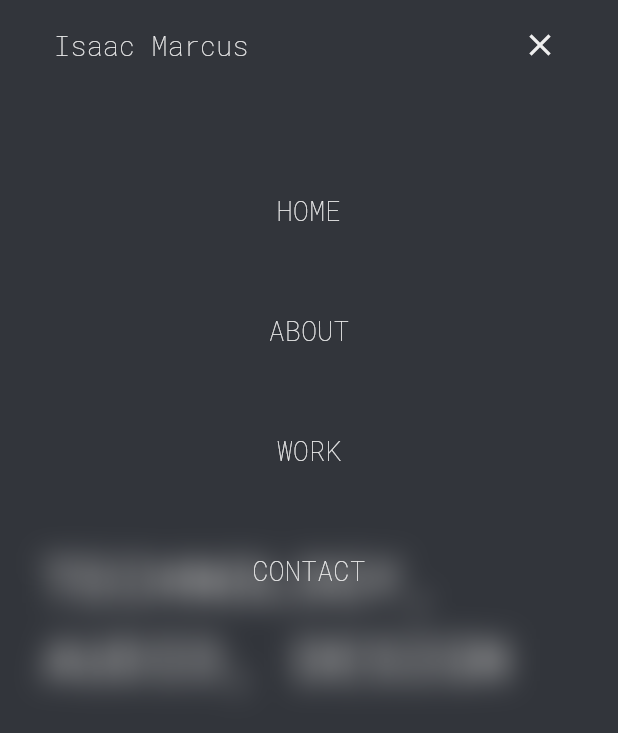
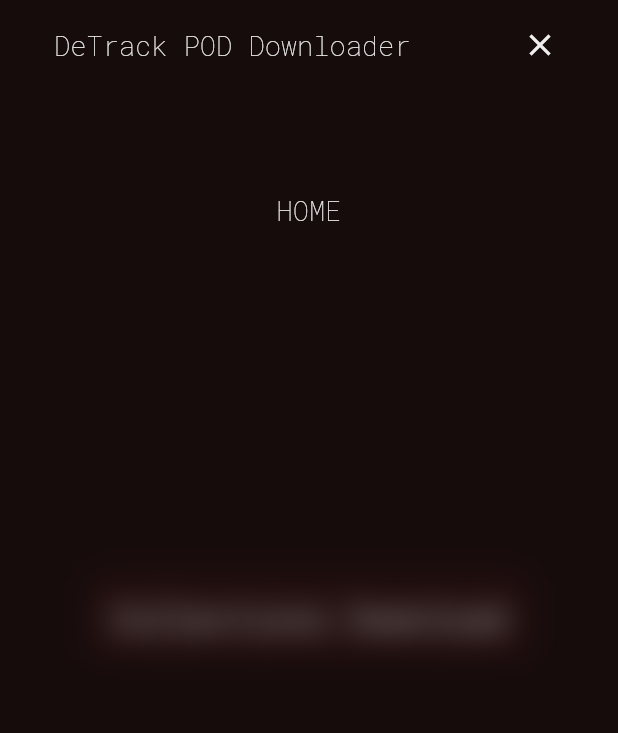
Before and after one commit to isaacmarcus/DeTrack-POD-App, a Flutter app: the screen it shows after launch, after a tap on the "menu" icon, on a phone screen of 412 x 824 dp. Shown: the top 733 px of the screen. Run offline on Flutter 3.47's test engine with Material 2 defaults, Android fonts, the phone set to English and light mode, and no system bars; our stand-ins replace animated_splash_screen, page_transition.

Commit message:
Setup Card and Landing Page

```diff
--- a/lib/constants.dart
+++ b/lib/constants.dart
@@ -3,7 +3,6 @@
 import 'Screens/about_page.dart';
 import 'Screens/contact_page.dart';
 import 'Screens/landing_page.dart';
-import 'Screens/splash_page.dart';
 import 'Screens/work_page.dart';
 
 const kScreenTitlePadding = EdgeInsets.all(15);
@@ -15,24 +14,27 @@
 const kAppBarHeightS = Size.fromHeight(60);
 const kSymPadLarge = EdgeInsets.symmetric(horizontal: 60);
 const kSymPadSmall = EdgeInsets.symmetric(horizontal: 28);
+const kCardPaddingL = EdgeInsets.all(16.0);
 
+const kAppName = "DeTrack POD Downloader";
+
+// Remember to add new menu titles here when a new page is created
 const kMenuTitles = [
   ['HOME', LandingPage.id],
-  ['ABOUT', AboutPage.id],
-  ['WORK', WorkPage.id],
-  ['CONTACT', ContactPage.id],
+  // ['ABOUT', AboutPage.id],
+  // ['WORK', WorkPage.id],
+  // ['CONTACT', ContactPage.id],
 ];
 
 ThemeData themeData = ThemeData(
   fontFamily: "RobotoMono",
-  canvasColor: Color(0xff393e46),
-  scaffoldBackgroundColor: Color(0xff393e46),
-  primaryColor: Color(0xff393e46),
-  primaryColorLight: Color(0xFFaad8d3),
-  accentColor: Color(0xFF00adb5),
+  canvasColor: Color(0xFF120303),
+  scaffoldBackgroundColor: Color(0xFF120303),
+  primaryColor: Color(0xFF120303),
+  primaryColorLight: Color(0xFF460C0C),
   errorColor: Color(0xFFFF6933),
   backgroundColor: Color(0xFFeeeeee),
-  cardColor: Colors.white,
+  cardColor: Color(0xFF230606),
   textTheme: TextTheme(
     headline1: TextStyle(
       color: Color(0xFFeeeeee),
@@ -44,10 +46,20 @@
       fontSize: 40,
       fontWeight: FontWeight.w500,
     ),
+    headline3: TextStyle(
+      color: Color(0xFFeeeeee),
+      fontSize: 22,
+      fontWeight: FontWeight.w400,
+    ),
     headline5: TextStyle(
       color: Color(0xFFeeeeee),
       fontSize: 18,
       fontWeight: FontWeight.w200,
+    ),
+  ),
+  colorScheme: ColorScheme.fromSwatch().copyWith(
+    secondary: Color(
+      0xFF00adb5,
     ),
   ),
 );
--- a/lib/main.dart
+++ b/lib/main.dart
@@ -22,9 +22,9 @@
       routes: {
         SplashPage.id: (context) => SplashPage(),
         LandingPage.id: (context) => LandingPage(),
-        WorkPage.id: (context) => WorkPage(),
-        AboutPage.id: (context) => AboutPage(),
-        ContactPage.id: (context) => ContactPage(),
+        // WorkPage.id: (context) => WorkPage(),
+        // AboutPage.id: (context) => AboutPage(),
+        // ContactPage.id: (context) => ContactPage(),
       },
     );
   }
--- a/lib/screens/landing_page.dart
+++ b/lib/screens/landing_page.dart
@@ -8,7 +8,7 @@
 /* --------------------------------------------------------------------------
 
 Page Title: Landing Page
-Widget Description: Landing Page to welcome visitors
+Widget Description: Landing Page for the app
 
 -----------------------------------------------------------------------------*/
 
@@ -27,6 +27,7 @@
   void initState() {
     super.initState();
 
+    // initialize animation controller for drawer slider
     _drawerSlideController = AnimationController(
       vsync: this,
       duration: const Duration(milliseconds: 150),
@@ -39,6 +40,7 @@
     super.dispose();
   }
 
+  // function to check on the menu drawer, only applies in mobile size
   bool _isDrawerClosed() {
     return _drawerSlideController.value == 0.0;
   }
@@ -48,7 +50,8 @@
     return Scaffold(
       appBar: PreferredSize(
         child: MasterAppBar(drawerSlideController: _drawerSlideController),
-        preferredSize: MediaQuery.of(context).size.width >= 725
+        preferredSize: MediaQuery.of(context).size.width >=
+                725 // checks screen size and applies formatting accordingly
             ? kAppBarHeightL
             : kAppBarHeightS,
       ),
@@ -79,17 +82,39 @@
         mainAxisAlignment: MainAxisAlignment.center,
         crossAxisAlignment: CrossAxisAlignment.start,
         children: <Widget>[
-          Hero(
-            tag: "title",
-            child: Center(
-              child: Text(
-                "TECHNOLOGY, AUDIO, DESIGN",
-                style: MediaQuery.of(context).size.width >= 725
-                    ? themeData.textTheme.headline1
-                    : themeData.textTheme.headline2,
+          // Hero(
+          //   tag: "title",
+          //   child: Center(
+          //     child: Text(
+          //       "Collections POD Downloader",
+          //       style: MediaQuery.of(context).size.width >= 725
+          //           ? themeData.textTheme.headline1
+          //           : themeData.textTheme.headline2,
+          //     ),
+          //   ),
+          // ),
+          Center(
+            child: Card(
+              color: themeData.cardColor,
+              elevation: 5.0,
+              shape: RoundedRectangleBorder(
+                borderRadius: BorderRadius.circular(15.0),
+              ),
+              child: Padding(
+                padding: kCardPaddingL,
+                child: Column(
+                  mainAxisAlignment: MainAxisAlignment.center,
+                  crossAxisAlignment: CrossAxisAlignment.center,
+                  children: [
+                    Text(
+                      "Collections Download",
+                      style: themeData.textTheme.headline3,
+                    ),
+                  ],
+                ),
               ),
             ),
-          )
+          ),
         ],
       ),
     );
--- a/lib/widgets/master_app_bar.dart
+++ b/lib/widgets/master_app_bar.dart
@@ -55,7 +55,7 @@
               mainAxisAlignment: MainAxisAlignment.spaceBetween,
               children: [
                 TitleTextButton(
-                  buttonText: "Isaac Marcus",
+                  buttonText: kAppName,
                   pressedFunction: () {
                     Navigator.pushReplacementNamed(context, LandingPage.id);
                     if (isDrawerOpen()) {
--- a/pubspec.yaml
+++ b/pubspec.yaml
@@ -30,6 +30,7 @@
   cupertino_icons: ^1.0.2
   flutter_native_splash: ^1.2.0
   animated_splash_screen: ^1.1.0
+  syncfusion_flutter_datepicker: ^19.3.48
 
 dev_dependencies:
   flutter_test:
```
Also changed, not shown: pubspec.lock.
